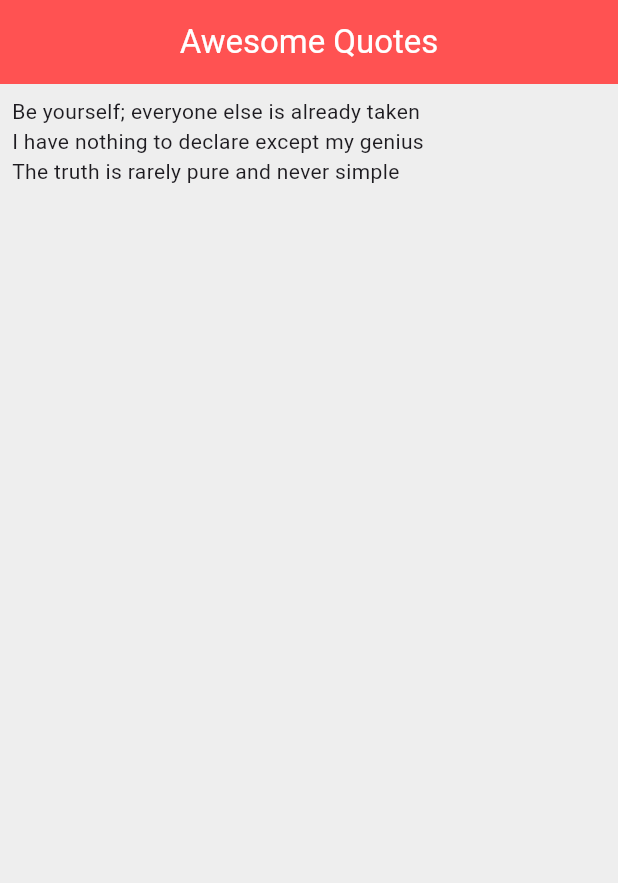
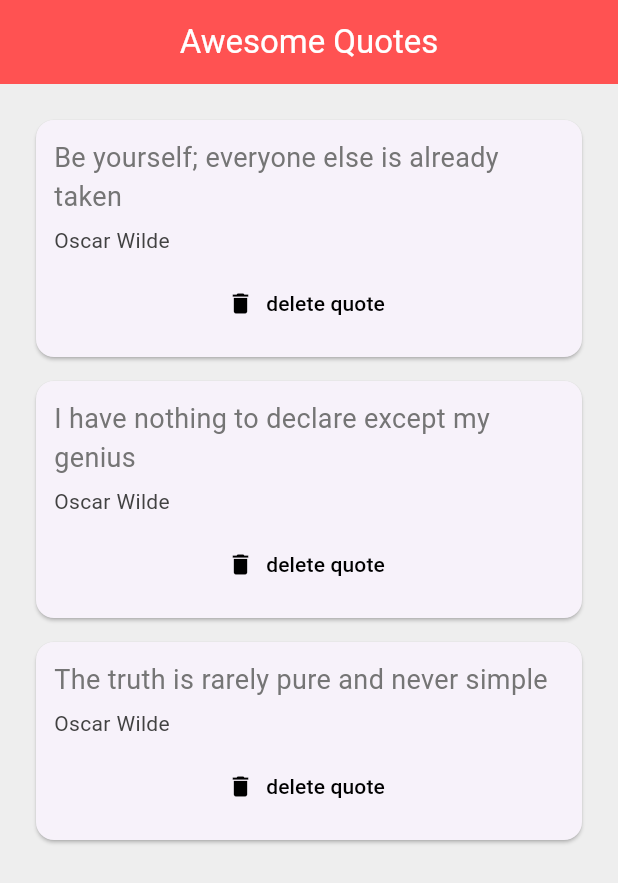
Before and after one commit to elmerdotdev/flutter_lists_data, a Flutter app: the screen it shows after launch, on a phone screen of 412 x 824 dp. Shown: the top 883 px of the screen. Run offline on Flutter 3.47's test engine with Material 3 defaults, Android fonts, the light colour scheme and no system bars.

Commit message:
finished app

```diff
--- a/lib/main.dart
+++ b/lib/main.dart
@@ -1,4 +1,6 @@
 import 'package:flutter/material.dart';
+import 'quote.dart';
+import 'quote_card.dart';
 
 void main() {
   runApp(const MaterialApp(
@@ -14,10 +16,16 @@ class QuoteList extends StatefulWidget {
 }
 
 class _QuoteListState extends State<QuoteList> {
-  List<String> quotes = [
-    'Be yourself; everyone else is already taken',
-    'I have nothing to declare except my genius',
-    'The truth is rarely pure and never simple',
+  List<Quote> quotes = [
+    Quote(
+        author: 'Oscar Wilde',
+        text: 'Be yourself; everyone else is already taken'),
+    Quote(
+        author: 'Oscar Wilde',
+        text: 'I have nothing to declare except my genius'),
+    Quote(
+        author: 'Oscar Wilde',
+        text: 'The truth is rarely pure and never simple'),
   ];
 
   @override
@@ -34,7 +42,15 @@ class _QuoteListState extends State<QuoteList> {
         padding: const EdgeInsets.all(8.0),
         child: Column(
           crossAxisAlignment: CrossAxisAlignment.start,
-          children: quotes.map((quote) => Text(quote)).toList(),
+          children: quotes
+              .map((quote) => QuoteCard(
+                  quote: quote,
+                  delete: () {
+                    setState(() {
+                      quotes.remove(quote);
+                    });
+                  }))
+              .toList(),
         ),
       ),
     );
--- a/lib/quote.dart
+++ b/lib/quote.dart
@@ -2,5 +2,5 @@ class Quote {
   String text;
   String author;
 
-  Quote(String text, String author) {}
+  Quote({required this.text, required this.author});
 }
--- /dev/null
+++ b/lib/quote_card.dart
@@ -0,0 +1,44 @@
+import 'package:flutter/material.dart';
+import 'quote.dart';
+
+class QuoteCard extends StatelessWidget {
+  final Quote quote;
+  final Function() delete;
+  const QuoteCard({super.key, required this.quote, required this.delete});
+
+  @override
+  Widget build(BuildContext context) {
+    return Card(
+      margin: const EdgeInsets.fromLTRB(16, 16, 16, 0),
+      child: Padding(
+        padding: const EdgeInsets.all(12.0),
+        child: Column(
+          crossAxisAlignment: CrossAxisAlignment.stretch,
+          children: [
+            Text(
+              quote.text,
+              style: TextStyle(
+                fontSize: 18,
+                color: Colors.grey[600],
+              ),
+            ),
+            const SizedBox(height: 6),
+            Text(
+              quote.author,
+              style: TextStyle(fontSize: 14, color: Colors.grey[800]),
+            ),
+            const SizedBox(height: 8),
+            TextButton.icon(
+              onPressed: delete,
+              icon: const Icon(Icons.delete),
+              style: TextButton.styleFrom(
+                foregroundColor: Colors.black,
+              ),
+              label: const Text('delete quote'),
+            ),
+          ],
+        ),
+      ),
+    );
+  }
+}
```
